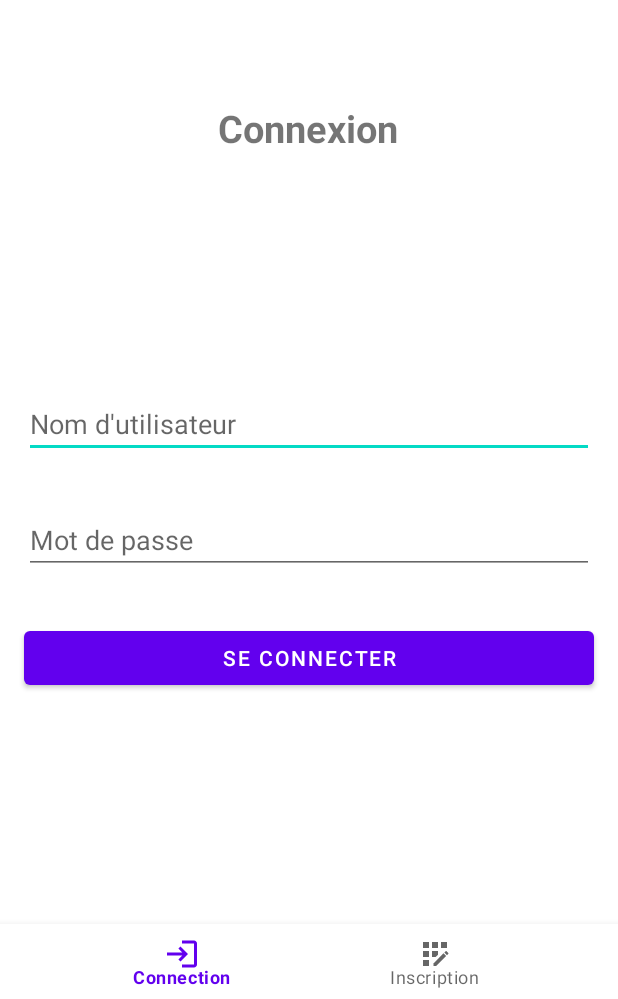
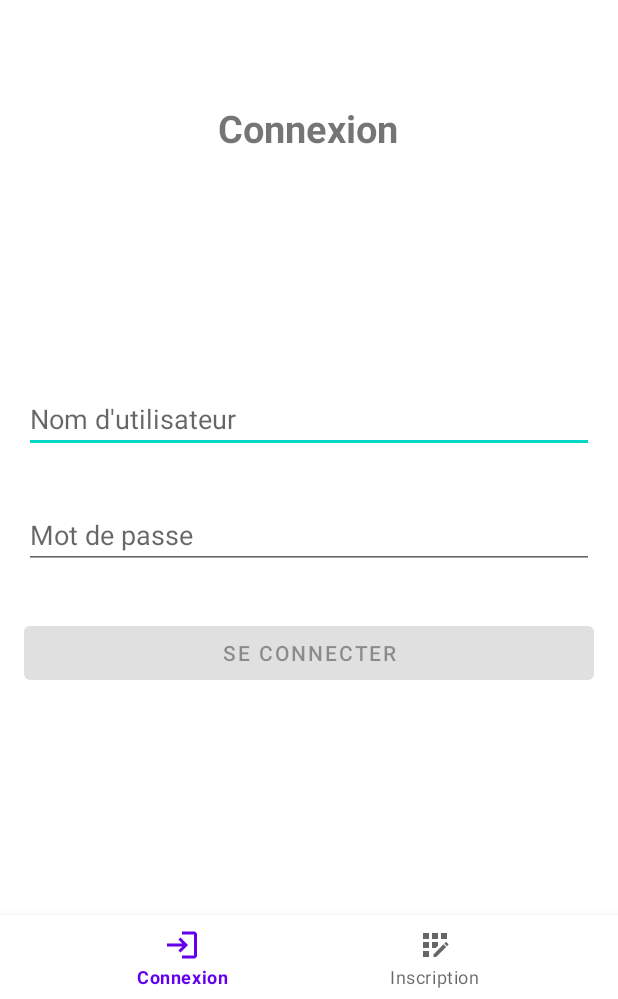
Before and after one commit to alexlabuz/picturehere_app, an Android app: the screen it shows after launch (LoginActivity), on a phone screen of 412 x 824 dp, the part 237-1236 px from its top. Run offline under Robolectric (Android 15) with nearby library versions, the phone set to English and light mode, and no system bars; pictures from the network do not load.

Commit message:
Finalisation du système de login et d'inscription

```diff
--- a/app/src/main/AndroidManifest.xml
+++ b/app/src/main/AndroidManifest.xml
@@ -1,7 +1,8 @@
 <?xml version="1.0" encoding="utf-8"?>
 <manifest xmlns:android="http://schemas.android.com/apk/res/android"
     package="com.example.picture_here_app">
-    <uses-permission android:name="android.permission.INTERNET"/>
+
+    <uses-permission android:name="android.permission.INTERNET" />
 
     <application
         android:allowBackup="true"
@@ -10,6 +11,9 @@
         android:roundIcon="@mipmap/ic_launcher_round"
         android:supportsRtl="true"
         android:theme="@style/Theme.Picture_here_app">
+        <activity
+            android:name=".activity.activity.AppActivity"
+            android:exported="false" />
         <activity
             android:name=".activity.activity.LoginActivity"
             android:exported="true">
--- a/app/src/main/java/com/example/picture_here_app/activity/WebServiceInterface.kt
+++ b/app/src/main/java/com/example/picture_here_app/activity/WebServiceInterface.kt
@@ -3,6 +3,7 @@ package com.example.picture_here_app.activity
 import com.example.picture_here_app.activity.entity.login.Token
 import com.example.picture_here_app.activity.entity.login.UserLogin
 import com.example.picture_here_app.activity.entity.register.UserRegister
+import com.example.picture_here_app.activity.entity.response.MessageResponse
 import retrofit2.Call
 import retrofit2.http.Body
 import retrofit2.http.POST
@@ -12,6 +13,6 @@ interface WebServiceInterface {
     fun login(@Body userLogin: UserLogin) : Call<Token>
 
     @POST("api/user/register")
-    fun register(@Body userLogin: UserRegister) : Call<Any>
+    fun register(@Body userLogin: UserRegister) : Call<MessageResponse>
 
 }
--- a/app/src/main/java/com/example/picture_here_app/activity/activity/LoginActivity.kt
+++ b/app/src/main/java/com/example/picture_here_app/activity/activity/LoginActivity.kt
@@ -5,6 +5,7 @@ import android.content.SharedPreferences
 import androidx.appcompat.app.AppCompatActivity
 import android.os.Bundle
 import android.view.MenuItem
+import android.view.View
 import androidx.fragment.app.Fragment
 import com.example.picture_here_app.R
 import com.example.picture_here_app.activity.fragment.LoginFragment
@@ -15,8 +16,8 @@ import com.google.android.material.bottomnavigation.BottomNavigationView
 class LoginActivity : AppCompatActivity(), BottomNavigationView.OnNavigationItemSelectedListener {
     private lateinit var binding: ActivityLoginBinding
     lateinit var preference : SharedPreferences
-    val loginFragment = LoginFragment()
     val registerFragment = RegisterFragment()
+    var loginFragment = LoginFragment()
 
     override fun onCreate(savedInstanceState: Bundle?) {
         super.onCreate(savedInstanceState)
@@ -29,7 +30,11 @@ class LoginActivity : AppCompatActivity(), BottomNavigationView.OnNavigationItem
         setContentView(binding.root)
     }
 
-    private fun loadFragment(fragment: Fragment?) : Boolean{
+    fun load(enabled: Boolean){
+        binding.load.visibility = if (enabled) View.VISIBLE else View.GONE
+    }
+
+    fun loadFragment(fragment: Fragment?) : Boolean{
         if(fragment != null){
             supportFragmentManager
                 .beginTransaction()
--- /dev/null
+++ b/app/src/main/java/com/example/picture_here_app/activity/entity/response/MessageResponse.kt
@@ -0,0 +1,5 @@
+package com.example.picture_here_app.activity.entity.response
+
+class MessageResponse {
+    lateinit var message : String
+}
--- a/app/src/main/res/layout/activity_login.xml
+++ b/app/src/main/res/layout/activity_login.xml
@@ -9,7 +9,7 @@
     <com.google.android.material.bottomnavigation.BottomNavigationView
         android:id="@+id/bottomNavigationView"
         android:layout_width="0dp"
-        android:layout_height="50dp"
+        android:layout_height="wrap_content"
         app:layout_constraintBottom_toBottomOf="parent"
         app:layout_constraintEnd_toEndOf="parent"
         app:layout_constraintStart_toStartOf="parent"
@@ -38,4 +38,26 @@
         app:layout_constraintHorizontal_bias="0.498"
         app:layout_constraintStart_toStartOf="parent"
         app:layout_constraintTop_toTopOf="parent" />
+
+    <androidx.constraintlayout.widget.ConstraintLayout
+        android:id="@+id/load"
+        android:layout_width="match_parent"
+        android:layout_height="match_parent"
+        android:background="#afffffff"
+        android:visibility="gone"
+        app:layout_constraintBottom_toBottomOf="parent"
+        app:layout_constraintEnd_toEndOf="parent"
+        app:layout_constraintStart_toStartOf="parent"
+        app:layout_constraintTop_toTopOf="parent">
+
+        <ProgressBar
+            android:id="@+id/progressBar"
+            style="?android:attr/progressBarStyle"
+            android:layout_width="wrap_content"
+            android:layout_height="wrap_content"
+            app:layout_constraintBottom_toBottomOf="parent"
+            app:layout_constraintEnd_toEndOf="parent"
+            app:layout_constraintStart_toStartOf="parent"
+            app:layout_constraintTop_toTopOf="parent" />
+    </androidx.constraintlayout.widget.ConstraintLayout>
 </androidx.constraintlayout.widget.ConstraintLayout>
--- a/app/src/main/res/layout/fragment_login.xml
+++ b/app/src/main/res/layout/fragment_login.xml
@@ -62,6 +62,7 @@
             android:layout_marginTop="32dp"
             android:layout_marginEnd="16dp"
             android:text="Se connecter"
+            android:enabled="false"
             app:layout_constraintBottom_toBottomOf="parent"
             app:layout_constraintEnd_toEndOf="parent"
             app:layout_constraintHorizontal_bias="1.0"
@@ -73,7 +74,6 @@
             android:id="@+id/text_login_indication"
             android:layout_width="wrap_content"
             android:layout_height="wrap_content"
-            android:textColor="@color/danger"
             android:textStyle="bold"
             android:text="TextView"
             android:visibility="gone"
--- a/app/src/main/res/menu/login_menu.xml
+++ b/app/src/main/res/menu/login_menu.xml
@@ -2,7 +2,7 @@
 <menu xmlns:android="http://schemas.android.com/apk/res/android">
     <item android:id="@+id/action_login"
         android:icon="@drawable/ic_baseline_login_24"
-        android:title="Connection"/>
+        android:title="Connexion"/>
 
     <item android:id="@+id/action_register"
         android:icon="@drawable/ic_baseline_app_registration_24"
--- a/app/src/main/res/values/colors.xml
+++ b/app/src/main/res/values/colors.xml
@@ -9,4 +9,5 @@
     <color name="white">#FFFFFFFF</color>
 
     <color name="danger">#fa5858</color>
+    <color name="good">#58fa58</color>
 </resources>
```
Also changed, not shown: app/src/main/java/com/example/picture_here_app/activity/activity/AppActivity.kt (added, +18 -0 lines), app/src/main/java/com/example/picture_here_app/activity/fragment/LoginFragment.kt (+43 -15 lines), app/src/main/java/com/example/picture_here_app/activity/fragment/RegisterFragment.kt (+39 -14 lines), app/src/main/res/drawable/ic_baseline_home_24.xml (added, +10 -0 lines), app/src/main/res/drawable/ic_baseline_person_24.xml (added, +10 -0 lines), app/src/main/res/layout/activity_app.xml (added, +31 -0 lines), app/src/main/res/menu/app_menu.xml (added, +9 -0 lines).
